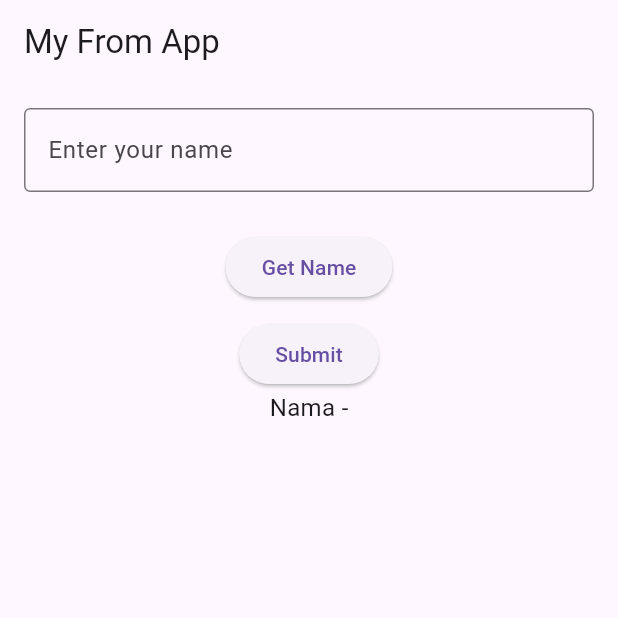
After one commit to raka318/flutter, a Flutter app: the screen it shows after launch, after a tap on "Pergi Formulir Page", on a phone screen of 412 x 824 dp, the top half of it. The commit adds this screen. Run offline on Flutter 3.47's test engine with Material 3 defaults, Android fonts, the phone set to English and light mode, and no system bars; network calls fail.

Commit message:
Formulir Flutter

```diff
--- a/lib/container_widget/ContainerLatihan.dart
+++ b/lib/container_widget/ContainerLatihan.dart
@@ -3,7 +3,9 @@ import 'package:flutter/material.dart';
 class ContainerLatihan extends StatelessWidget {
   @override
   Widget build(BuildContext context) {
-    return Container(
+    return Scaffold(
+      appBar: AppBar(title: Text('Container Latihan')),
+      body: Container(
         height: 200,
         width: 300,
         margin: EdgeInsets.all(20),
@@ -26,6 +28,7 @@ class ContainerLatihan extends StatelessWidget {
             fontWeight: FontWeight.bold,
           ),
         ),
+      ),
     );
   }
 }
--- /dev/null
+++ b/lib/pages/formulir_page.dart
@@ -0,0 +1,75 @@
+import 'package:flutter/material.dart';
+
+class FormulirPage extends StatefulWidget {
+  FormulirPage({super.key});
+
+  @override
+  State<FormulirPage> createState() => _FormulirPageState();
+}
+
+class _FormulirPageState extends State<FormulirPage> {
+  final formKey = GlobalKey<FormState>();
+  final TextEditingController _nameController = TextEditingController();
+  String _outputName = '';
+
+  @override
+  void dispose() {
+    _nameController.dispose();
+    super.dispose();
+  }
+
+  void _submitForm() {
+    print('Nama Lengkap ${_nameController.text}');
+    ScaffoldMessenger.of(context).showSnackBar(
+      SnackBar(content: Text("Nama Lengkap ${_nameController.text}")),
+    );
+    setState(() {
+      _outputName = _nameController.text;
+    });
+  }
+
+  Widget build(BuildContext context) {
+    return MaterialApp(
+      home: Scaffold(
+        appBar: AppBar(title: Text('My From App')),
+        body: Center(
+          child: Form(
+            key: formKey,
+            child: Column(
+              children: [
+                Padding(
+                  padding: EdgeInsets.all(16.0),
+                  child: TextFormField(
+                    controller: _nameController,
+                    decoration: InputDecoration(
+                      labelText: 'Enter your name',
+                      border: OutlineInputBorder(),
+                    ),
+                  ),
+                ),
+                const SizedBox(height: 10),
+                ElevatedButton(
+                  onPressed: () {
+                    print('Name: ${_nameController.text}');
+                  },
+                  child: const Text('Get Name'),
+                ),
+                const SizedBox(height: 10),
+                ElevatedButton(
+                  onPressed: () {
+                    _submitForm();
+                  },
+                  child: const Text('Submit'),
+                ),
+                Text(
+                  'Nama ${_outputName.isEmpty ? "-" : _outputName}',
+                  style: const TextStyle(fontSize: 16),
+                ),
+              ],
+            ),
+          ),
+        ),
+      ),
+    );
+  }
+}
--- a/lib/pages/home_page.dart
+++ b/lib/pages/home_page.dart
@@ -1,7 +1,10 @@
 import 'package:flutter/material.dart';
+import 'package:rpl2/container_widget/ContainerLatihan.dart';
+import 'package:rpl2/latihan_widget/LayoutInstagram.dart';
 import 'package:rpl2/pages/about_page.dart';
 import 'package:rpl2/listview/ListView.dart';
 import 'package:rpl2/gridview/GridView.dart';
+import 'package:rpl2/pages/formulir_page.dart';
 
 class HomePage extends StatelessWidget {
   const HomePage({super.key});
@@ -27,19 +30,19 @@ class HomePage extends StatelessWidget {
             },
             child: Text('Pergi KeAbout'),
           ),
-          // ElevatedButton(
-          //   onPressed: () {
-          //     Navigator.push(
-          //       context,
-          //       MaterialPageRoute(
-          //         builder: (context) {
-          //           return ListViewBasic();
-          //         },
-          //       ),
-          //     );
-          //   },
-          //   child: Text('Pergi ListViewBasic'),
-          // ),
+          ElevatedButton(
+            onPressed: () {
+              Navigator.push(
+                context,
+                MaterialPageRoute(
+                  builder: (context) {
+                    return ContainerLatihan();
+                  },
+                ),
+              );
+            },
+            child: Text('Pergi Container Latihan'),
+          ),
           ElevatedButton(
             onPressed: () {
               Navigator.push(
@@ -66,6 +69,32 @@ class HomePage extends StatelessWidget {
             },
             child: Text('Pergi Grid View Basic'),
           ),
+          ElevatedButton(
+            onPressed: () {
+              Navigator.push(
+                context,
+                MaterialPageRoute(
+                  builder: (context) {
+                    return LayoutInstagram();
+                  },
+                ),
+              );
+            },
+            child: Text('Pergi Layout Instagram'),
+          ),
+          ElevatedButton(
+            onPressed: () {
+              Navigator.push(
+                context,
+                MaterialPageRoute(
+                  builder: (context) {
+                    return FormulirPage();
+                  },
+                ),
+              );
+            },
+            child: Text('Pergi Formulir Page'),
+          ),
         ],
       ),
     );
--- a/lib/routes/app_routes.dart
+++ b/lib/routes/app_routes.dart
@@ -1,6 +1,9 @@
 import 'package:flutter/material.dart';
+import 'package:rpl2/container_widget/ContainerLatihan.dart';
 import 'package:rpl2/gridview/GridView.dart';
+import 'package:rpl2/latihan_widget/LayoutInstagram.dart';
 import 'package:rpl2/pages/about_page.dart';
+import 'package:rpl2/pages/formulir_page.dart';
 import 'package:rpl2/pages/home_page.dart';
 import 'package:rpl2/listview/ListView.dart';
 
@@ -9,11 +12,17 @@ class AppRoutes {
   static const about = '/about';
   static const list_basic = '/list_basic';
   static const grid_basic = '/grid_basic';
+  static const container = '/container';
+  static const instagram = '/instagram';
+  static const formulir = '/formulir';
 
   static Map<String, WidgetBuilder> routes = {
     home: (context) => HomePage(),
     about: (context) => AboutPage(),
     list_basic: (context) => ListViewBasic(),
     grid_basic: (context) => GridViewBasic(),
+    container: (context) => ContainerLatihan(),
+    instagram: (context) => LayoutInstagram(),
+    formulir: (context) => FormulirPage(),
   };
 }
```
Also changed, not shown: lib/container_widget/tes_ai.dart (+133 -169 lines). Lines whose indentation alone changed are shown as unchanged.
